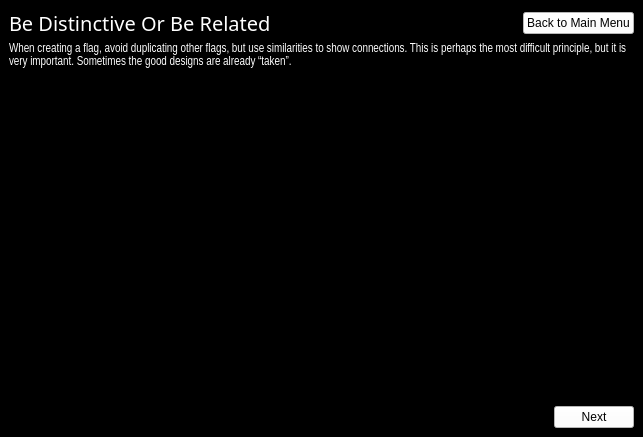
This is bedistinctiveorrelatedlesson.ui in zxjorge/EDApp as Qt 5 draws it before an edit. The edited form follows.
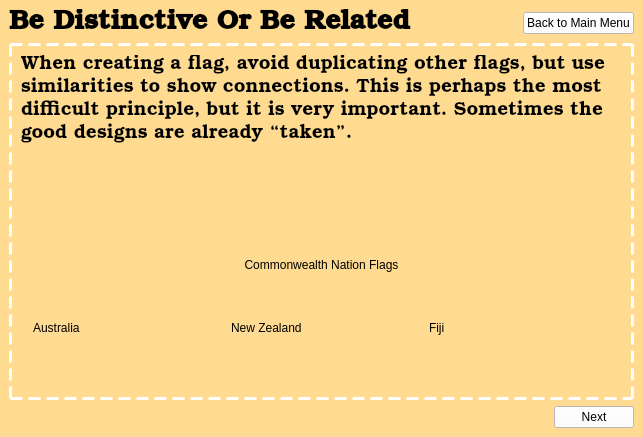
This is the edited form. Icons and pictures are not drawn.

Commit message: example ui in be distinct

```diff
--- a/bedistinctiveorrelatedlesson.ui
+++ b/bedistinctiveorrelatedlesson.ui
@@ -15,7 +15,7 @@
   </property>
   <widget class="QWidget" name="page">
    <property name="styleSheet">
-    <string notr="true">background-color: rgb(0, 0, 0);</string>
+    <string notr="true">background-color: rgb(255, 219, 146);</string>
    </property>
    <layout class="QVBoxLayout" name="verticalLayout_5">
     <item>
@@ -28,16 +28,15 @@
            <widget class="QLabel" name="label">
             <property name="font">
              <font>
-              <family>Arial Rounded MT Bold</family>
-              <pointsize>15</pointsize>
+              <family>Bookman Old Style</family>
+              <pointsize>20</pointsize>
               <italic>false</italic>
-              <bold>false</bold>
+              <bold>true</bold>
              </font>
             </property>
             <property name="styleSheet">
-             <string notr="true">font: 15pt &quot;Arial Rounded MT Bold&quot;;
-color: rgb(255, 255, 255);
-</string>
+             <string notr="true">font: 600 20pt &quot;Bookman Old Style&quot;;
+color: rgb(0, 0, 0);</string>
             </property>
             <property name="text">
              <string>Be Distinctive Or Be Related</string>
@@ -71,36 +70,190 @@
          </layout>
         </item>
         <item>
-         <widget class="QLabel" name="label_2">
-          <property name="sizePolicy">
-           <sizepolicy hsizetype="Preferred" vsizetype="Fixed">
-            <horstretch>0</horstretch>
-            <verstretch>0</verstretch>
-           </sizepolicy>
-          </property>
-          <property name="maximumSize">
-           <size>
-            <width>16777215</width>
-            <height>16777</height>
-           </size>
-          </property>
-          <property name="font">
-           <font>
-            <family>Arial Narrow</family>
-           </font>
-          </property>
+         <widget class="QFrame" name="verticalFrame_9">
           <property name="styleSheet">
-           <string notr="true">color: rgb(255, 255, 255);</string>
+           <string notr="true">QFrame#verticalFrame_9 {
+	border: 3px dashed white;
+}
+</string>
           </property>
-          <property name="text">
-           <string>When creating a flag, avoid duplicating other flags, but use similarities to show connections. This is perhaps the most difficult principle, but it is very important. Sometimes the good designs are already “taken”.</string>
-          </property>
-          <property name="alignment">
-           <set>Qt::AlignLeading|Qt::AlignLeft|Qt::AlignTop</set>
-          </property>
-          <property name="wordWrap">
-           <bool>true</bool>
-          </property>
+          <layout class="QVBoxLayout" name="verticalLayout_21">
+           <item>
+            <widget class="QLabel" name="label_2">
+             <property name="sizePolicy">
+              <sizepolicy hsizetype="Preferred" vsizetype="Fixed">
+               <horstretch>0</horstretch>
+               <verstretch>0</verstretch>
+              </sizepolicy>
+             </property>
+             <property name="maximumSize">
+              <size>
+               <width>16777215</width>
+               <height>16777</height>
+              </size>
+             </property>
+             <property name="font">
+              <font>
+               <family>Bookman Old Style</family>
+               <pointsize>14</pointsize>
+               <italic>false</italic>
+               <bold>false</bold>
+              </font>
+             </property>
+             <property name="styleSheet">
+              <string notr="true">font: 300 14pt &quot;Bookman Old Style&quot;;
+color: rgb(0, 0, 0);</string>
+             </property>
+             <property name="text">
+              <string>When creating a flag, avoid duplicating other flags, but use similarities to show connections. This is perhaps the most difficult principle, but it is very important. Sometimes the good designs are already “taken”.</string>
+             </property>
+             <property name="alignment">
+              <set>Qt::AlignLeading|Qt::AlignLeft|Qt::AlignTop</set>
+             </property>
+             <property name="wordWrap">
+              <bool>true</bool>
+             </property>
+            </widget>
+           </item>
+           <item>
+            <layout class="QVBoxLayout" name="verticalLayout_7">
+             <item>
+              <widget class="QLabel" name="label_3">
+               <property name="styleSheet">
+                <string notr="true">font: 300 13pt &quot;Bookman Old Style&quot;;</string>
+               </property>
+               <property name="text">
+                <string>Commonwealth Nation Flags</string>
+               </property>
+               <property name="alignment">
+                <set>Qt::AlignCenter</set>
+               </property>
+              </widget>
+             </item>
+             <item>
+              <layout class="QHBoxLayout" name="horizontalLayout_5">
+               <item>
+                <layout class="QVBoxLayout" name="verticalLayout_10">
+                 <item>
+                  <widget class="QLabel" name="label_11">
+                   <property name="styleSheet">
+                    <string notr="true">font: 300 10pt &quot;Bookman Old Style&quot;;</string>
+                   </property>
+                   <property name="text">
+                    <string>Australia</string>
+                   </property>
+                  </widget>
+                 </item>
+                 <item>
+                  <widget class="QLabel" name="label_10">
+                   <property name="sizePolicy">
+                    <sizepolicy hsizetype="Fixed" vsizetype="Fixed">
+                     <horstretch>0</horstretch>
+                     <verstretch>0</verstretch>
+                    </sizepolicy>
+                   </property>
+                   <property name="maximumSize">
+                    <size>
+                     <width>180</width>
+                     <height>133</height>
+                    </size>
+                   </property>
+                   <property name="text">
+                    <string/>
+                   </property>
+                   <property name="pixmap">
+                    <pixmap resource="Resources.qrc">:/Flags/au.png</pixmap>
+                   </property>
+                   <property name="scaledContents">
+                    <bool>true</bool>
+                   </property>
+                  </widget>
+                 </item>
+                </layout>
+               </item>
+               <item>
+                <layout class="QVBoxLayout" name="verticalLayout_8">
+                 <item>
+                  <widget class="QLabel" name="label_7">
+                   <property name="styleSheet">
+                    <string notr="true">font: 300 10pt &quot;Bookman Old Style&quot;;</string>
+                   </property>
+                   <property name="text">
+                    <string>New Zealand</string>
+                   </property>
+                  </widget>
+                 </item>
+                 <item>
+                  <widget class="QLabel" name="label_8">
+                   <property name="sizePolicy">
+                    <sizepolicy hsizetype="Fixed" vsizetype="Fixed">
+                     <horstretch>0</horstretch>
+                     <verstretch>0</verstretch>
+                    </sizepolicy>
+                   </property>
+                   <property name="maximumSize">
+                    <size>
+                     <width>180</width>
+                     <height>133</height>
+                    </size>
+                   </property>
+                   <property name="text">
+                    <string/>
+                   </property>
+                   <property name="pixmap">
+                    <pixmap resource="Resources.qrc">:/Flags/nz.png</pixmap>
+                   </property>
+                   <property name="scaledContents">
+                    <bool>true</bool>
+                   </property>
+                  </widget>
+                 </item>
+                </layout>
+               </item>
+               <item>
+                <layout class="QVBoxLayout" name="verticalLayout_9">
+                 <item>
+                  <widget class="QLabel" name="label_6">
+                   <property name="styleSheet">
+                    <string notr="true">font: 300 10pt &quot;Bookman Old Style&quot;;</string>
+                   </property>
+                   <property name="text">
+                    <string>Fiji</string>
+                   </property>
+                  </widget>
+                 </item>
+                 <item>
+                  <widget class="QLabel" name="label_9">
+                   <property name="sizePolicy">
+                    <sizepolicy hsizetype="Fixed" vsizetype="Fixed">
+                     <horstretch>0</horstretch>
+                     <verstretch>0</verstretch>
+                    </sizepolicy>
+                   </property>
+                   <property name="maximumSize">
+                    <size>
+                     <width>180</width>
+                     <height>133</height>
+                    </size>
+                   </property>
+                   <property name="text">
+                    <string/>
+                   </property>
+                   <property name="pixmap">
+                    <pixmap resource="Resources.qrc">:/Flags/fj.png</pixmap>
+                   </property>
+                   <property name="scaledContents">
+                    <bool>true</bool>
+                   </property>
+                  </widget>
+                 </item>
+                </layout>
+               </item>
+              </layout>
+             </item>
+            </layout>
+           </item>
+          </layout>
          </widget>
         </item>
         <item>
```
Left out of the diff: 173 changed lines with no effect on the pictures.
